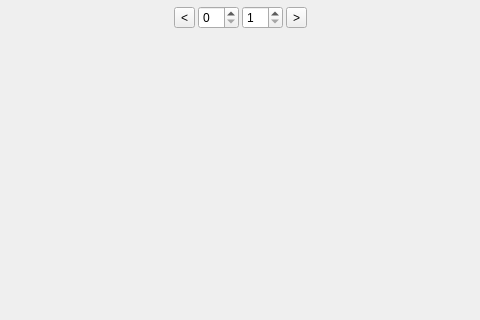
Before: the Qt Designer form widgets/CalendarMode/CalendarModeWidget.ui in SeptemberHX/TodoManager, drawn with Qt 5; both pictures show x 168 to 648 and y 0 to 320 of the 816 by 565 pixel window.
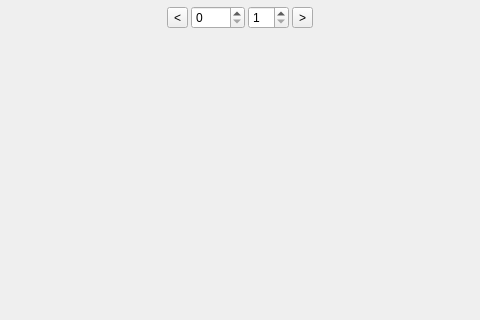
After: the same form once the commit is applied.

The edit to the form file:
```diff
--- a/widgets/CalendarMode/CalendarModeWidget.ui
+++ b/widgets/CalendarMode/CalendarModeWidget.ui
@@ -74,7 +74,11 @@
        </widget>
       </item>
       <item>
-       <widget class="QSpinBox" name="yearSpinBox"/>
+       <widget class="QSpinBox" name="yearSpinBox">
+        <property name="maximum">
+         <number>9999</number>
+        </property>
+       </widget>
       </item>
       <item>
        <widget class="QSpinBox" name="monthSpinBox">
```
